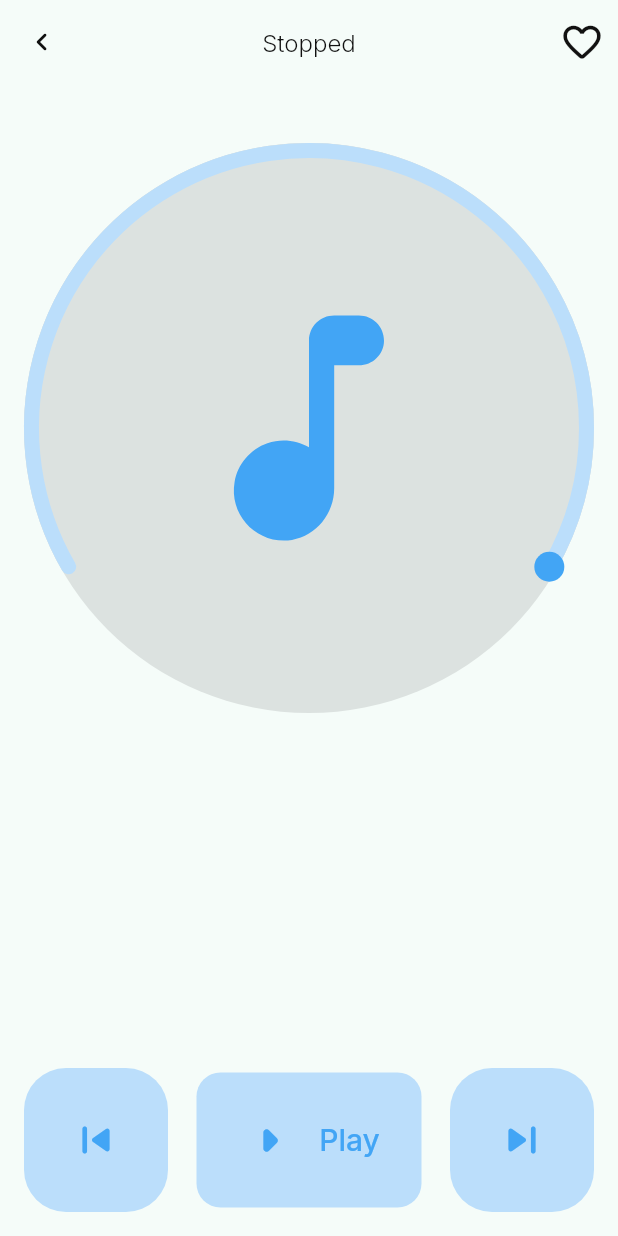
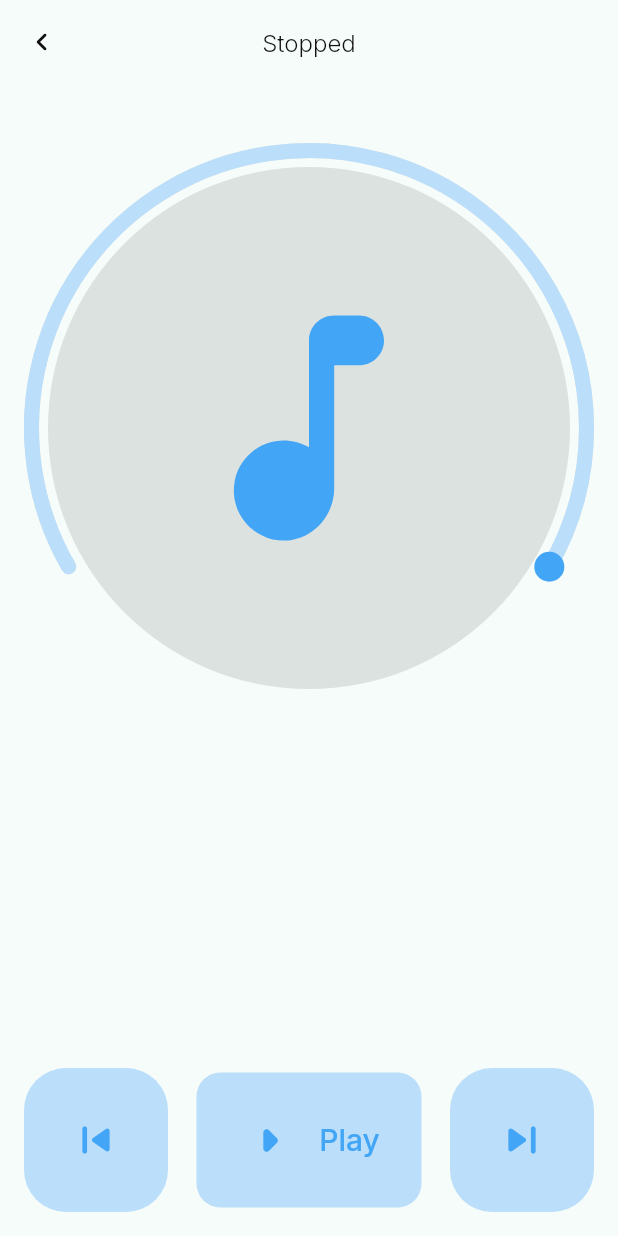
Before and after one commit to hakouguelfen/mousika, a Flutter app: the screen it shows after launch, after a tap on the "music note" icon, on a phone screen of 412 x 824 dp. Run offline on Flutter 3.47's test engine with Material 2 defaults, Android fonts, the phone set to English and light mode, and no system bars; drawn by our look-alikes of sleek_circular_slider; our stand-ins replace audio_service, flutter_riverpod, get_it, google_fonts, just_audio, on_audio_query and 1 more; missing offline and left inert: app_settings.

Commit message:
remove favorite songs

```diff
--- a/lib/components/bottom_music_controller.dart
+++ b/lib/components/bottom_music_controller.dart
@@ -3,17 +3,16 @@ import 'package:flutter/material.dart';
 import 'package:music_play/components/music_card.dart';
 import 'package:music_play/components/song_info.dart';
 import 'package:music_play/constants.dart';
+import 'package:music_play/notifiers/play_button_notifier.dart';
 import 'package:music_play/notifiers/progressbar_notifier.dart';
 import 'package:music_play/screens/musicPlayer/music_player.dart';
 
 import '../manager/page_manager.dart';
-import '../notifiers/play_button_notifier.dart';
 import '../services/service_locator.dart';
 
 class BottomMusicController extends StatelessWidget {
   final MediaItem currentSong;
-  const BottomMusicController({Key? key, required this.currentSong})
-      : super(key: key);
+  const BottomMusicController({super.key, required this.currentSong});
 
   @override
   Widget build(BuildContext context) {
--- a/lib/components/music_container.dart
+++ b/lib/components/music_container.dart
@@ -11,11 +11,12 @@ import '../services/service_locator.dart';
 class MusicContainer extends StatelessWidget {
   final MediaItem currentSong;
   final bool gotoNextPage;
+
   const MusicContainer({
-    Key? key,
+    super.key,
     required this.currentSong,
     required this.gotoNextPage,
-  }) : super(key: key);
+  });
 
   @override
   Widget build(BuildContext context) {
--- a/lib/components/music_round_card.dart
+++ b/lib/components/music_round_card.dart
@@ -1,4 +1,5 @@
 import 'package:flutter/material.dart';
+import 'package:music_play/constants.dart';
 
 class RoundedMusicCard extends StatelessWidget {
   const RoundedMusicCard({
@@ -7,9 +8,10 @@ class RoundedMusicCard extends StatelessWidget {
 
   @override
   Widget build(BuildContext context) {
-    return SizedBox(
+    return Container(
       width: double.maxFinite,
       height: double.maxFinite,
+      padding: const EdgeInsets.all(defaultPadding),
       child: CircleAvatar(
         backgroundColor: Theme.of(context).colorScheme.primary,
         child: Icon(
--- a/lib/main.dart
+++ b/lib/main.dart
@@ -1,11 +1,11 @@
 import 'package:flutter/material.dart';
+import 'package:flutter_riverpod/flutter_riverpod.dart';
 import 'package:music_play/error.dart';
 import 'package:permission_handler/permission_handler.dart';
 
 import 'package:music_play/loading.dart';
 import 'manager/page_manager.dart';
 import 'screens/Home/home_page.dart';
-import 'screens/musicPlayer/services/favourite_music_service.dart';
 import 'screens/setting/setting_page.dart';
 import 'services/service_locator.dart';
 import 'theme.dart';
@@ -19,7 +19,7 @@ void main() async {
 
   if (await Permission.storage.isGranted) {
     await setupServiceLocator();
-    runApp(const MyApp());
+    runApp(const ProviderScope(child: MyApp()));
     return;
   }
 
@@ -27,7 +27,7 @@ void main() async {
 }
 
 class MyApp extends StatefulWidget {
-  const MyApp({Key? key}) : super(key: key);
+  const MyApp({super.key});
 
   @override
   State<MyApp> createState() => _MyAppState();
@@ -41,10 +41,8 @@ class _MyAppState extends State<MyApp> {
 
   @override
   void initState() {
+    super.initState();
     _isLoading = getIt<PageManager>().init();
-    getIt<FavouriteSongs>().init();
-
-    super.initState();
   }
 
   @override
--- a/lib/screens/Home/home_page.dart
+++ b/lib/screens/Home/home_page.dart
@@ -9,7 +9,7 @@ import 'package:music_play/services/service_locator.dart';
 import 'package:music_play/constants.dart';
 
 class HomePage extends StatelessWidget {
-  const HomePage({Key? key}) : super(key: key);
+  const HomePage({super.key});
 
   @override
   Widget build(BuildContext context) {
--- /dev/null
+++ b/lib/screens/musicPlayer/components/music_controller.dart
@@ -0,0 +1,56 @@
+import 'package:flutter/material.dart';
+import 'package:flutter_riverpod/flutter_riverpod.dart';
+import 'package:music_play/manager/page_manager.dart';
+import 'package:music_play/notifiers/play_button_notifier.dart';
+import 'package:music_play/screens/musicPlayer/services/provider.dart';
+import 'package:music_play/services/service_locator.dart';
+
+import 'music_play_button.dart';
+
+class MusicController extends ConsumerWidget {
+  const MusicController({super.key});
+
+  @override
+  Widget build(BuildContext context, WidgetRef ref) {
+    final pageManager = getIt<PageManager>();
+
+    return Row(
+      mainAxisAlignment: MainAxisAlignment.spaceBetween,
+      children: [
+        FloatingActionButton.large(
+          onPressed: () => pageManager.previous(),
+          heroTag: null,
+          elevation: 0,
+          child: Icon(
+            Icons.skip_previous_rounded,
+            size: Theme.of(context).iconTheme.size,
+          ),
+        ),
+        ValueListenableBuilder<ButtonState>(
+          valueListenable: pageManager.playButtonNotifier,
+          builder: (_, buttonState, __) {
+            return PlayButton(
+              press: () {
+                // ButtonState state = ref.watch(productSortTypeProvider);
+                // print(state);
+                buttonState == ButtonState.paused
+                    ? pageManager.play()
+                    : pageManager.pause();
+              },
+              buttonState: buttonState == ButtonState.paused,
+            );
+          },
+        ),
+        FloatingActionButton.large(
+          heroTag: null,
+          onPressed: () => pageManager.next(),
+          elevation: 0,
+          child: Icon(
+            Icons.skip_next_rounded,
+            size: Theme.of(context).iconTheme.size,
+          ),
+        ),
+      ],
+    );
+  }
+}
--- a/lib/screens/musicPlayer/music_player.dart
+++ b/lib/screens/musicPlayer/music_player.dart
@@ -4,10 +4,9 @@ import 'package:music_play/constants.dart';
 import 'package:music_play/manager/page_manager.dart';
 import 'package:music_play/notifiers/play_button_notifier.dart';
 import 'package:music_play/screens/musicPlayer/components/music_description.dart';
-import 'package:music_play/services/convert_song.dart';
 import 'package:music_play/services/service_locator.dart';
+import 'components/music_controller.dart';
 import 'components/music_image_cover.dart';
-import 'components/music_play_button.dart';
 
 class MusicPlayer extends StatefulWidget {
   final MediaItem currentSong;
@@ -19,38 +18,19 @@ class MusicPlayer extends StatefulWidget {
 
 class MusicPlayerState extends State<MusicPlayer> {
   final pageManager = getIt<PageManager>();
-  final convertSong = ConvertSong();
 
   @override
   void initState() {
+    super.initState();
+
     pageManager.playSpecificSong(widget.currentSong);
     pageManager.play();
-
-    super.initState();
   }
 
   @override
   Widget build(BuildContext context) {
     return Scaffold(
-      appBar: AppBar(
-        leading: IconButton(
-          onPressed: () => Navigator.pop(context),
-          icon: Icon(
-            Icons.chevron_left_rounded,
-            size: Theme.of(context).iconTheme.size,
-            color: Theme.of(context).iconTheme.color,
-          ),
-        ),
-        title: musicTitle(),
-        centerTitle: true,
-        backgroundColor: Theme.of(context).scaffoldBackgroundColor,
-        actions: [
-          IconButton(
-            onPressed: () {},
-            icon: favouriteSongStateIcon(false),
-          ),
-        ],
-      ),
+      appBar: buildAppBar(context),
       body: SafeArea(
         child: Padding(
           padding: const EdgeInsets.all(defaultPadding),
@@ -71,13 +51,29 @@ class MusicPlayerState extends State<MusicPlayer> {
                     flex: 1,
                     child: MusicDescription(currentSong: song),
                   ),
-                  musicController()
+                  const MusicController()
                 ],
               );
             },
           ),
         ),
       ),
+    );
+  }
+
+  AppBar buildAppBar(BuildContext context) {
+    return AppBar(
+      leading: IconButton(
+        onPressed: () => Navigator.pop(context),
+        icon: Icon(
+          Icons.chevron_left_rounded,
+          size: Theme.of(context).iconTheme.size,
+          color: Theme.of(context).iconTheme.color,
+        ),
+      ),
+      title: musicTitle(),
+      centerTitle: true,
+      backgroundColor: Theme.of(context).scaffoldBackgroundColor,
     );
   }
 
@@ -95,52 +91,4 @@ class MusicPlayerState extends State<MusicPlayer> {
       },
     );
   }
-
-  Row musicController() {
-    return Row(
-      mainAxisAlignment: MainAxisAlignment.spaceBetween,
-      children: [
-        FloatingActionButton.large(
-          onPressed: () => pageManager.previous(),
-          heroTag: null,
-          elevation: 0,
-          child: Icon(
-            Icons.skip_previous_rounded,
-            size: Theme.of(context).iconTheme.size,
-          ),
-        ),
-        ValueListenableBuilder<ButtonState>(
-            valueListenable: pageManager.playButtonNotifier,
-            builder: (_, buttonState, __) {
-              return PlayButton(
-                press: () {
-                  buttonState == ButtonState.paused
-                      ? pageManager.play()
-                      : pageManager.pause();
-                },
-                buttonState: buttonState == ButtonState.paused,
-              );
-            }),
-        FloatingActionButton.large(
-          heroTag: null,
-          onPressed: () => pageManager.next(),
-          elevation: 0,
-          child: Icon(
-            Icons.skip_next_rounded,
-            size: Theme.of(context).iconTheme.size,
-          ),
-        ),
-      ],
-    );
-  }
-
-  Icon favouriteSongStateIcon(bool isFavourite) {
-    return isFavourite
-        ? const Icon(Icons.favorite_rounded, size: 30, color: Colors.green)
-        : Icon(
-            Icons.favorite_outline_rounded,
-            size: 30,
-            color: Theme.of(context).iconTheme.color,
-          );
-  }
 }
--- a/lib/screens/musicPlayer/services/favourite_music_service.dart
+++ /dev/null
@@ -1,52 +0,0 @@
-import 'dart:convert';
-
-import 'package:audio_service/audio_service.dart';
-import 'package:flutter/material.dart';
-import 'package:music_play/models/song_metadata_model.dart';
-import 'package:music_play/services/convert_song.dart';
-import 'package:shared_preferences/shared_preferences.dart';
-
-class FavouriteSongs with ChangeNotifier {
-  // presist the favourite songs values through out the app
-  ValueNotifier<List<String>> favouriteSongs = ValueNotifier([]);
-  SharedPreferences? _prefs;
-  final convertSong = ConvertSong();
-
-  Future init() async {
-    _prefs = await SharedPreferences.getInstance();
-
-    if (_prefs?.getStringList('favouriteSong') == null) {
-      _prefs?.setStringList('favouriteSong', []);
-    }
-
-    favouriteSongs.value = _prefs?.getStringList('favouriteSong') ?? [];
-  }
-
-  void addSong(MediaItem song) {
-    // convert MediaItem ot SongMetadata class so we can:
-    // encode it and decode it with json, to save it in the shared preference
-    // list (must only contain Strings)
-
-    SongMetadata _songMetadata = convertSong.toSongMetadata(song);
-
-    favouriteSongs.value.add(json.encode(_songMetadata));
-    _prefs?.setStringList('favouriteSong', favouriteSongs.value);
-
-    // update the UI
-    favouriteSongs.notifyListeners();
-  }
-
-  void removeSong(MediaItem song) {
-    // convert MediaItem to SongMetadata class so we can:
-    // encode it and decode it with json, to save it in the shared preference
-    // list (must only contain Strings)
-
-    SongMetadata _songMetadata = convertSong.toSongMetadata(song);
-
-    favouriteSongs.value.remove(jsonEncode(_songMetadata));
-    _prefs?.setStringList('favouriteSong', favouriteSongs.value);
-
-    // update the UI
-    favouriteSongs.notifyListeners();
-  }
-}
--- a/lib/services/service_locator.dart
+++ b/lib/services/service_locator.dart
@@ -1,7 +1,6 @@
 import 'package:audio_service/audio_service.dart';
 import 'package:get_it/get_it.dart';
 import 'package:music_play/manager/page_manager.dart';
-import 'package:music_play/screens/musicPlayer/services/favourite_music_service.dart';
 import 'package:music_play/services/songs_provider.dart';
 
 import 'audio_handler.dart';
@@ -12,5 +11,4 @@ Future<void> setupServiceLocator() async {
   getIt.registerSingleton<AudioHandler>(await initAudioService());
   getIt.registerLazySingleton<Songs>(() => Songs());
   getIt.registerLazySingleton<PageManager>(() => PageManager());
-  getIt.registerLazySingleton<FavouriteSongs>(() => FavouriteSongs());
 }
```
Also changed, not shown: lib/components/favorite_music.dart (deleted, +0 -138 lines), lib/screens/Home/all_songs.dart (+5 -6 lines).
